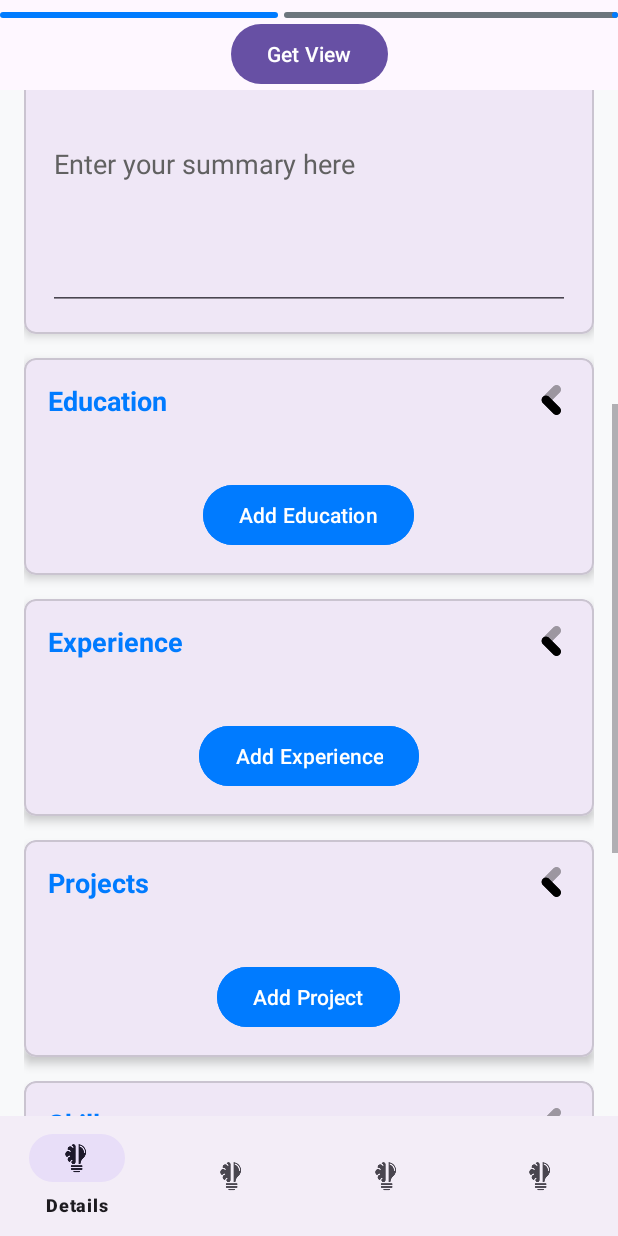
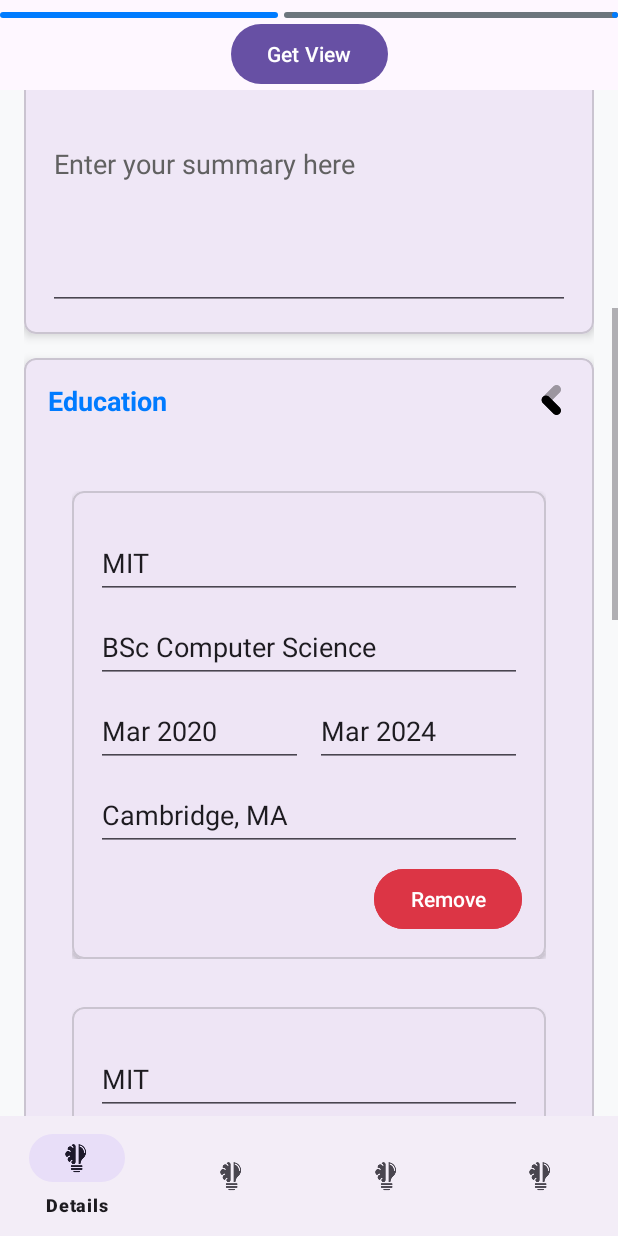
Before and after one commit to Jawad-Ahmad-M/ResuBuild, an Android app: the screen it shows after launch (MainActivity), scrolled down 478 dp, on a phone screen of 412 x 824 dp. Run offline under Robolectric (Android 15) with nearby library versions, the phone set to English and light mode, and no system bars; libraries missing offline, so code that uses them is left out: com.github.barteksc.pdfviewer; 2 statements that could not run were skipped.

Commit message:
Added EducationAdapter and its functionality

```diff
--- /dev/null
+++ b/app/src/main/java/com/resumebuilder/app/adapters/EducationAdapter.java
@@ -0,0 +1,85 @@
+package com.resumebuilder.app.adapters;
+
+import android.content.Context;
+import android.view.LayoutInflater;
+import android.view.View;
+import android.view.ViewGroup;
+import android.widget.Button;
+import android.widget.EditText;
+import android.widget.TextView;
+
+import androidx.annotation.NonNull;
+import androidx.recyclerview.widget.RecyclerView;
+
+import com.resumebuilder.app.DatePickerBottomSheet;
+import com.resumebuilder.app.R;
+import com.resumebuilder.app.itemClasses.Education;
+
+import java.util.List;
+
+public class EducationAdapter extends RecyclerView.Adapter<EducationAdapter.EducationViewHolder> {
+    private List<Education> educationList;
+    private DatePickerBottomSheet datePickerBottomSheet;
+
+    public EducationAdapter(List<Education> educationList, Context context) {
+        this.educationList = educationList;
+        this.datePickerBottomSheet = new DatePickerBottomSheet(context);
+    }
+
+    @NonNull
+    @Override
+    public EducationViewHolder onCreateViewHolder(@NonNull ViewGroup parent, int viewType) {
+        View view = LayoutInflater.from(parent.getContext())
+                .inflate(R.layout.item_education, parent, false);
+        return new EducationViewHolder(view);
+    }
+
+    @Override
+    public void onBindViewHolder(@NonNull EducationViewHolder holder, int position) {
+
+        Education education = educationList.get(position);
+        holder.universityName.setText(education.getUniversityName());
+        holder.degreeTitle.setText(education.getTitleOfDegree());
+        holder.location.setText(education.getLocation());
+        holder.startDate.setText(education.getStartDate());
+        holder.endDate.setText(education.getEndDate());
+
+        holder.startDate.setOnClickListener(v -> {
+            datePickerBottomSheet.showForEditText(holder.startDate);
+        });
+        holder.endDate.setOnClickListener(v -> {
+            datePickerBottomSheet.showForEditText(holder.endDate);
+        });
+
+        holder.btnRemove.setOnClickListener(v -> {
+            educationList.remove(position);
+            notifyItemRemoved(position);
+            notifyItemChanged(position, educationList.size());
+        });
+
+    }
+
+    @Override
+    public int getItemCount() {
+        return educationList.size();
+    }
+
+    public static class EducationViewHolder extends RecyclerView.ViewHolder {
+        EditText universityName, degreeTitle, location, startDate, endDate;
+        Button btnRemove;
+        public EducationViewHolder(@NonNull View itemView) {
+            super(itemView);
+            universityName = itemView.findViewById(R.id.et_university_name);
+            degreeTitle = itemView.findViewById(R.id.et_degree_title_name);
+            location = itemView.findViewById(R.id.et_location);
+            startDate = itemView.findViewById(R.id.et_start_date);
+            endDate = itemView.findViewById(R.id.et_end_date);
+            btnRemove = itemView.findViewById(R.id.btn_remove);
+        }
+    }
+
+//    public void updateEducationList(List<Education> newEducationList) {
+//        this.educationList = newEducationList;
+//        notifyDataSetChanged();
+//    }
+}
--- a/app/src/main/java/com/resumebuilder/app/fragments/detailsFragment.java
+++ b/app/src/main/java/com/resumebuilder/app/fragments/detailsFragment.java
@@ -2,20 +2,31 @@ package com.resumebuilder.app.fragments;
 
 import android.content.Intent;
 import android.os.Bundle;
-import android.util.Log;
 import android.view.LayoutInflater;
 import android.view.View;
 import android.view.ViewGroup;
 import android.widget.Button;
+import android.widget.EditText;
 
 import androidx.fragment.app.Fragment;
+import androidx.recyclerview.widget.LinearLayoutManager;
+import androidx.recyclerview.widget.RecyclerView;
 
-import com.github.barteksc.pdfviewer.PDFView;
-import com.resumebuilder.app.GetViewActivity;
 import com.resumebuilder.app.R;
+import com.resumebuilder.app.adapters.EducationAdapter;
+import com.resumebuilder.app.itemClasses.Education;
 import com.resumebuilder.app.testActivity;
 
+import java.time.YearMonth;
+import java.util.ArrayList;
+import java.util.List;
+
 public class detailsFragment extends Fragment {
+
+    private final List<Education> educationList = new ArrayList<>();
+
+    private RecyclerView rvEducation;
+    private EducationAdapter educationAdapter;
 
     public detailsFragment() {
         // Required empty public constructor
@@ -33,14 +44,39 @@ public class detailsFragment extends Fragment {
         View view =  inflater.inflate(R.layout.fragment_details, container, false);
 
         Button btnGetView = view.findViewById(R.id.btn_get_view);
+
+        EditText name = view.findViewById(R.id.et_name);
+        EditText location = view.findViewById(R.id.et_location);
+        EditText emailAddress = view.findViewById(R.id.et_email);
+        EditText contactNumber = view.findViewById(R.id.et_contact);
+        EditText linkedInProfile = view.findViewById(R.id.et_linkedin);
+        EditText githubProfile = view.findViewById(R.id.et_github);
+
+        Button btnAddEducation = view.findViewById(R.id.btn_add_education);
+        btnAddEducation.setOnClickListener(v -> {
+            educationList.add(new Education());
+            educationAdapter.notifyItemInserted(educationList.size() - 1);
+        });
+
+        rvEducation = view.findViewById(R.id.rv_education);
+        rvEducation.setLayoutManager(new LinearLayoutManager(requireContext()));
+        loadEducationData();
+
+        educationAdapter = new EducationAdapter(educationList, requireContext());
+        rvEducation.setAdapter(educationAdapter);
+
         btnGetView.setOnClickListener(v -> {
-
             Intent intent = new Intent(getActivity(), testActivity.class);
             intent.putExtra("pdf_assets", "RenderCV_sb2nov_Theme.pdf");
-//            intent.putExtra("pdf_assets", "androidDeveloperCV.pdf");
             startActivity(intent);
         });
-
         return view;
     }
+
+    private void loadEducationData() {
+        // Load or initialize your education data
+        educationList.clear();
+        educationList.add(new Education("MIT", "BSc Computer Science", "Cambridge, MA", YearMonth.of(2020,3), YearMonth.of(2024,3)));
+        educationList.add(new Education("MIT", "BSc Computer Science", "Cambridge, MA", YearMonth.of(2020,3), YearMonth.of(2024,3)));
+    }
 }
--- a/app/src/main/res/layout/item_education.xml
+++ b/app/src/main/res/layout/item_education.xml
@@ -2,6 +2,7 @@
 <androidx.constraintlayout.widget.ConstraintLayout
     xmlns:android="http://schemas.android.com/apk/res/android"
     xmlns:app="http://schemas.android.com/apk/res-auto"
+    xmlns:tools="http://schemas.android.com/tools"
     android:layout_width="match_parent"
     android:layout_height="wrap_content"
     android:padding="16dp">
@@ -63,9 +64,10 @@
                     android:autofillHints="educationStartDate"
                     android:hint="@string/start_date"
                     android:importantForAutofill="yes"
-                    android:inputType="date"
+                    android:focusable="false"
                     android:minHeight="48dp"
-                    android:textColorHint="#546E7A" />
+                    android:textColorHint="#546E7A"
+                    tools:ignore="TextFields" />
 
                 <EditText
                     android:id="@+id/et_end_date"
@@ -76,9 +78,10 @@
                     android:autofillHints="educationEndDate"
                     android:hint="@string/end_date"
                     android:importantForAutofill="yes"
-                    android:inputType="date"
+                    android:focusable="false"
                     android:minHeight="48dp"
-                    android:textColorHint="#546E7A" />
+                    android:textColorHint="#546E7A"
+                    tools:ignore="TextFields" />
 
             </LinearLayout>
 
--- a/app/src/main/res/values/strings.xml
+++ b/app/src/main/res/values/strings.xml
@@ -20,8 +20,8 @@
     <string name="ats_score">ATS SCORE</string>
     <string name="experience">Experience</string>
     <string name="university_name">University Name</string>
-    <string name="start_date">Start Date(MM/YYYY)</string>
-    <string name="end_date">End Date(MM/YYYY)</string>
+    <string name="start_date">Starting Date</string>
+    <string name="end_date">Ending Date</string>
     <string name="title_of_degree">Title of Degree</string>
     <string name="remove">Remove</string>
     <string name="job_title">Job Title</string>
@@ -51,4 +51,8 @@
     <string name="expand_summary">Expand Summary</string>
     <string name="summary">Summary</string>
     <string name="expand_personal_details">Expand Personal Details</string>
+    <string name="prev">Prev</string>
+    <string name="_2012_2023">2012 - 2023</string>
+    <string name="next">Next</string>
+    <string name="ok">OK</string>
 </resources>
```
Also changed, not shown: app/src/main/java/com/resumebuilder/app/DatePickerBottomSheet.java (added, +278 -0 lines), app/src/main/java/com/resumebuilder/app/itemClasses/Education.java (+24 -17 lines), app/src/main/res/layout/bottom_sheet_date_picker.xml (added, +72 -0 lines).
